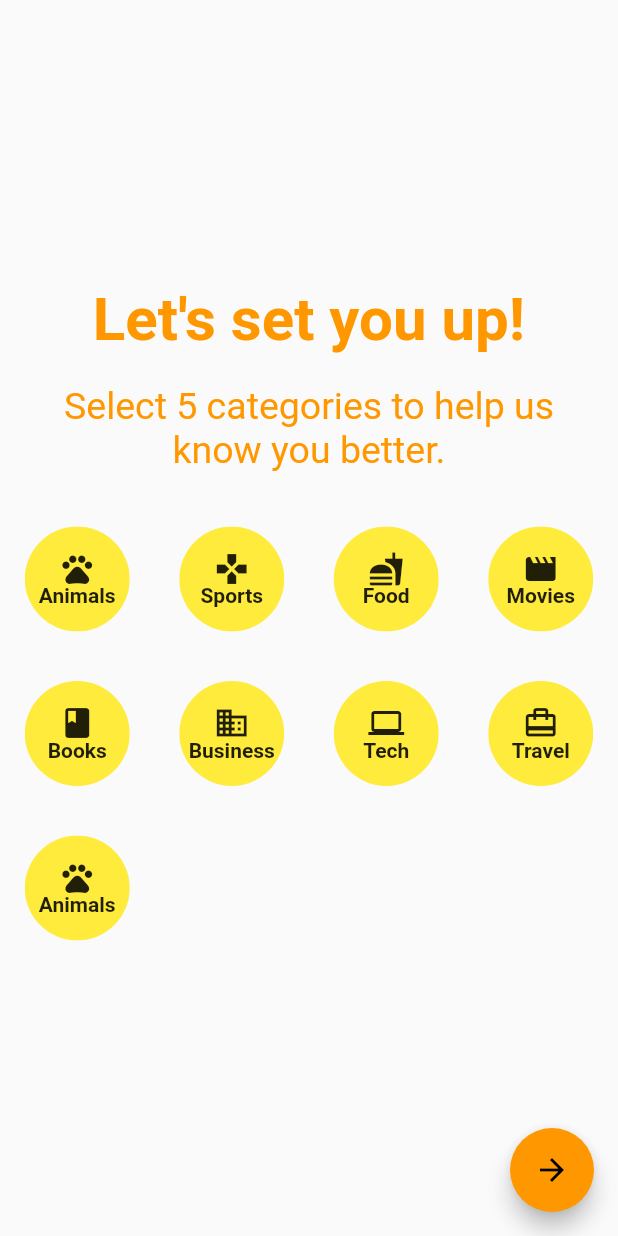
After one commit to Rishita32/Content-Curation-System, a Flutter app: the SelectCategories screen opened by its route, on a phone screen of 412 x 824 dp. The commit adds this screen. Run offline on Flutter 3.47's test engine with Material 2 defaults, Android fonts, the light colour scheme and no system bars; our stand-ins replace firebase_auth; accounts and stored records are empty.

Commit message:
register/login bug fixed, selectCategories.dart done

```diff
--- a/lib/main.dart
+++ b/lib/main.dart
@@ -1,4 +1,6 @@
 import 'package:CheerApp/models/usera.dart';
+import 'package:CheerApp/screens/authenticate/selectCategories.dart';
+import 'package:CheerApp/screens/home/feed.dart';
 import 'package:CheerApp/services/auth.dart';
 import 'package:flutter/material.dart';
 import 'package:CheerApp/screens/authenticate/login.dart';
@@ -21,6 +23,8 @@ class MyApp extends StatelessWidget {
             '/splash': (context) => Splash(),
             '/login': (context) => Login(),
             '/register': (context) => Register(),
+            '/feed': (context) => Feed(),
+            '/selectCategories': (context) => SelectCategories(),
           },
         ));
   }
@@ -31,12 +35,3 @@ class MyApp extends StatelessWidget {
 //         elevation: 0,
 //         iconTheme: IconThemeData(color: Colors.orange),
 //       ),
-
-// floatingActionButton: FloatingActionButton(
-//   onPressed: () {},
-//   backgroundColor: Colors.orange,
-//   child: Icon(
-//     Icons.arrow_forward,
-//     color: Colors.black,
-//   ),
-// ),
--- a/lib/screens/authenticate/register.dart
+++ b/lib/screens/authenticate/register.dart
@@ -115,9 +115,10 @@ class _RegisterState extends State<Register> {
                         error = 'Please supply a valid email';
                       });
                     } else {
-                      Navigator.pushNamed(context, '/feed');
+                      print("user registered");
+                      Navigator.pushNamed(context, '/selectCategories');
                       setState(() {
-                        error = '';
+                        error = 'user registered';
                       });
                     }
                   }
--- /dev/null
+++ b/lib/screens/authenticate/selectCategories.dart
@@ -0,0 +1,295 @@
+import 'package:flutter/material.dart';
+
+class SelectCategories extends StatelessWidget {
+  @override
+  Widget build(BuildContext context) {
+    return Scaffold(
+      body: Column(
+          mainAxisAlignment: MainAxisAlignment.center,
+          children: <Widget>[
+            Text(
+              "Let's set you up!",
+              textAlign: TextAlign.justify,
+              style: TextStyle(
+                fontSize: 40.0,
+                fontWeight: FontWeight.bold,
+                color: Colors.orange,
+              ),
+            ),
+            Padding(
+              padding: const EdgeInsets.all(20.0),
+              child: Text(
+                "Select 5 categories to help us know you better.",
+                textAlign: TextAlign.center,
+                style: TextStyle(
+                  fontSize: 25.0,
+                  color: Colors.orange,
+                ),
+              ),
+            ),
+            SizedBox(
+                height: 300,
+                child: GridView.count(crossAxisCount: 4,
+                    // primary: false,
+                    // padding: const EdgeInsets.all(20),
+                    // crossAxisSpacing: 10,
+                    // mainAxisSpacing: 10,
+                    children: <Widget>[
+                      FlatButton(
+                        onPressed: () {},
+                        child: ClipOval(
+                          child: Material(
+                            color: Colors.yellow, // button color
+                            child: InkWell(
+                              splashColor: Colors.orange, // inkwell color
+                              child: SizedBox(
+                                  width: 70,
+                                  height: 70,
+                                  child: Column(
+                                    mainAxisAlignment: MainAxisAlignment.center,
+                                    children: [
+                                      Icon(Icons.pets),
+                                      Text(
+                                        'Animals',
+                                        style: TextStyle(
+                                            fontWeight: FontWeight.bold,
+                                            height: 1),
+                                      )
+                                    ],
+                                  )),
+                              onTap: () {},
+                            ),
+                          ),
+                        ),
+                      ),
+                      FlatButton(
+                        onPressed: () {},
+                        child: ClipOval(
+                          child: Material(
+                            color: Colors.yellow, // button color
+                            child: InkWell(
+                              splashColor: Colors.orange, // inkwell color
+                              child: SizedBox(
+                                  width: 70,
+                                  height: 70,
+                                  child: Column(
+                                    mainAxisAlignment: MainAxisAlignment.center,
+                                    children: [
+                                      Icon(Icons.games),
+                                      Text(
+                                        'Sports',
+                                        style: TextStyle(
+                                            fontWeight: FontWeight.bold,
+                                            height: 1),
+                                      )
+                                    ],
+                                  )),
+                              onTap: () {},
+                            ),
+                          ),
+                        ),
+                      ),
+                      FlatButton(
+                        onPressed: () {},
+                        child: ClipOval(
+                          child: Material(
+                            color: Colors.yellow, // button color
+                            child: InkWell(
+                              splashColor: Colors.orange, // inkwell color
+                              child: SizedBox(
+                                  width: 70,
+                                  height: 70,
+                                  child: Column(
+                                    mainAxisAlignment: MainAxisAlignment.center,
+                                    children: [
+                                      Icon(Icons.fastfood),
+                                      Text(
+                                        'Food',
+                                        style: TextStyle(
+                                            fontWeight: FontWeight.bold,
+                                            height: 1),
+                                      )
+                                    ],
+                                  )),
+                              onTap: () {},
+                            ),
+                          ),
+                        ),
+                      ),
+                      FlatButton(
+                        onPressed: () {},
+                        child: ClipOval(
+                          child: Material(
+                            color: Colors.yellow, // button color
+                            child: InkWell(
+                              splashColor: Colors.orange, // inkwell color
+                              child: SizedBox(
+                                  width: 70,
+                                  height: 70,
+                                  child: Column(
+                                    mainAxisAlignment: MainAxisAlignment.center,
+                                    children: [
+                                      Icon(Icons.movie),
+                                      Text(
+                                        'Movies',
+                                        style: TextStyle(
+                                            fontWeight: FontWeight.bold,
+                                            height: 1),
+                                      )
+                                    ],
+                                  )),
+                              onTap: () {},
+                            ),
+                          ),
+                        ),
+                      ),
+                      FlatButton(
+                        onPressed: () {},
+                        child: ClipOval(
+                          child: Material(
+                            color: Colors.yellow, // button color
+                            child: InkWell(
+                              splashColor: Colors.orange, // inkwell color
+                              child: SizedBox(
+                                  width: 70,
+                                  height: 70,
+                                  child: Column(
+                                    mainAxisAlignment: MainAxisAlignment.center,
+                                    children: [
+                                      Icon(Icons.book),
+                                      Text(
+                                        'Books',
+                                        style: TextStyle(
+                                            fontWeight: FontWeight.bold,
+                                            height: 1),
+                                      )
+                                    ],
+                                  )),
+                              onTap: () {},
+                            ),
+                          ),
+                        ),
+                      ),
+                      FlatButton(
+                        onPressed: () {},
+                        child: ClipOval(
+                          child: Material(
+                            color: Colors.yellow, // button color
+                            child: InkWell(
+                              splashColor: Colors.orange, // inkwell color
+                              child: SizedBox(
+                                  width: 70,
+                                  height: 70,
+                                  child: Column(
+                                    mainAxisAlignment: MainAxisAlignment.center,
+                                    children: [
+                                      Icon(Icons.business),
+                                      Text(
+                                        'Business',
+                                        style: TextStyle(
+                                            fontWeight: FontWeight.bold,
+                                            height: 1),
+                                      )
+                                    ],
+                                  )),
+                              onTap: () {},
+                            ),
+                          ),
+                        ),
+                      ),
+                      FlatButton(
+                        onPressed: () {},
+                        child: ClipOval(
+                          child: Material(
+                            color: Colors.yellow, // button color
+                            child: InkWell(
+                              splashColor: Colors.orange, // inkwell color
+                              child: SizedBox(
+                                  width: 70,
+                                  height: 70,
+                                  child: Column(
+                                    mainAxisAlignment: MainAxisAlignment.center,
+                                    children: [
+                                      Icon(Icons.computer),
+                                      Text(
+                                        'Tech',
+                                        style: TextStyle(
+                                            fontWeight: FontWeight.bold,
+                                            height: 1),
+                                      )
+                                    ],
+                                  )),
+                              onTap: () {},
+                            ),
+                          ),
+                        ),
+                      ),
+                      FlatButton(
+                        onPressed: () {},
+                        child: ClipOval(
+                          child: Material(
+                            color: Colors.yellow, // button color
+                            child: InkWell(
+                              splashColor: Colors.orange, // inkwell color
+                              child: SizedBox(
+                                  width: 70,
+                                  height: 70,
+                                  child: Column(
+                                    mainAxisAlignment: MainAxisAlignment.center,
+                                    children: [
+                                      Icon(Icons.card_travel),
+                                      Text(
+                                        'Travel',
+                                        style: TextStyle(
+                                            fontWeight: FontWeight.bold,
+                                            height: 1),
+                                      )
+                                    ],
+                                  )),
+                              onTap: () {},
+                            ),
+                          ),
+                        ),
+                      ),
+                      FlatButton(
+                        onPressed: () {},
+                        child: ClipOval(
+                          child: Material(
+                            color: Colors.yellow, // button color
+                            child: InkWell(
+                              splashColor: Colors.orange, // inkwell color
+                              child: SizedBox(
+                                  width: 70,
+                                  height: 70,
+                                  child: Column(
+                                    mainAxisAlignment: MainAxisAlignment.center,
+                                    children: [
+                                      Icon(Icons.pets),
+                                      Text(
+                                        'Animals',
+                                        style: TextStyle(
+                                            fontWeight: FontWeight.bold,
+                                            height: 1),
+                                      )
+                                    ],
+                                  )),
+                              onTap: () {},
+                            ),
+                          ),
+                        ),
+                      ),
+                    ]))
+          ]),
+      floatingActionButton: FloatingActionButton(
+        onPressed: () {
+          Navigator.pushNamed(context, '/feed');
+        },
+        backgroundColor: Colors.orange,
+        child: Icon(
+          Icons.arrow_forward,
+          color: Colors.black,
+        ),
+      ),
+    );
+  }
+}
```
Also changed, not shown: lib/screens/chatbot.dart (deleted), lib/screens/home/chatbot.dart (added), lib/screens/home/feed.dart (line endings or trailing spaces), 1 other file.
